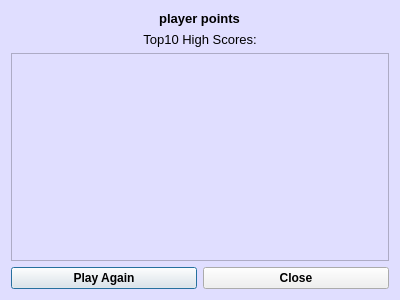
Old version of the form Game/gameoverdialog.ui in the repository miikka0000/BusDestroyer2000-Game-with-Qt.
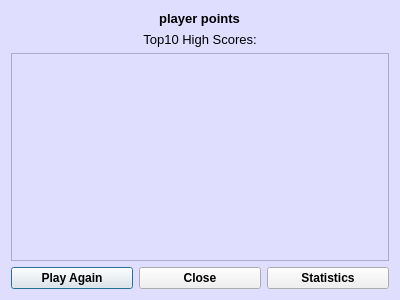
New version of the form.

Commit message: statisticsDialogi generoitu ja nappi lisatty gameoverdialogiin

```diff
--- a/Game/gameoverdialog.ui
+++ b/Game/gameoverdialog.ui
@@ -106,6 +106,22 @@
        </property>
       </widget>
      </item>
+     <item>
+      <widget class="QPushButton" name="statsButton">
+       <property name="font">
+        <font>
+         <weight>75</weight>
+         <bold>true</bold>
+        </font>
+       </property>
+       <property name="styleSheet">
+        <string notr="true">background-color: rgb(240, 240, 240);</string>
+       </property>
+       <property name="text">
+        <string>Statistics</string>
+       </property>
+      </widget>
+     </item>
     </layout>
    </item>
   </layout>
```
The commit also changes 12 other files.
